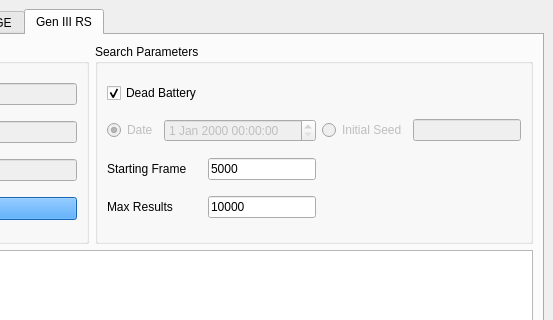
First picture: the form in Forms/Gen3/IDs3.ui, repository Admiral-Fish/PokeFinder, before the edit; both pictures show x 158 to 711 and y 0 to 320 of the 711 by 570 pixel window.
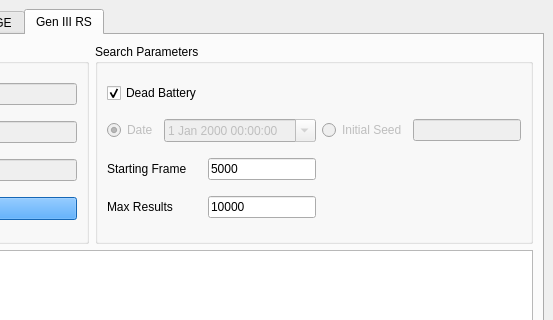
Second picture: the form after the edit. The open tabs and pages were chosen to show the change. Custom widgets are drawn as their Qt base class.

Commit message: Calendar popups

Diff of the .ui file:
```diff
--- a/Forms/Gen3/IDs3.ui
+++ b/Forms/Gen3/IDs3.ui
@@ -809,6 +809,9 @@
                <day>1</day>
               </date>
              </property>
+             <property name="calendarPopup">
+              <bool>true</bool>
+             </property>
             </widget>
            </item>
            <item row="1" column="4">
```
The commit also changes 1 other file.
